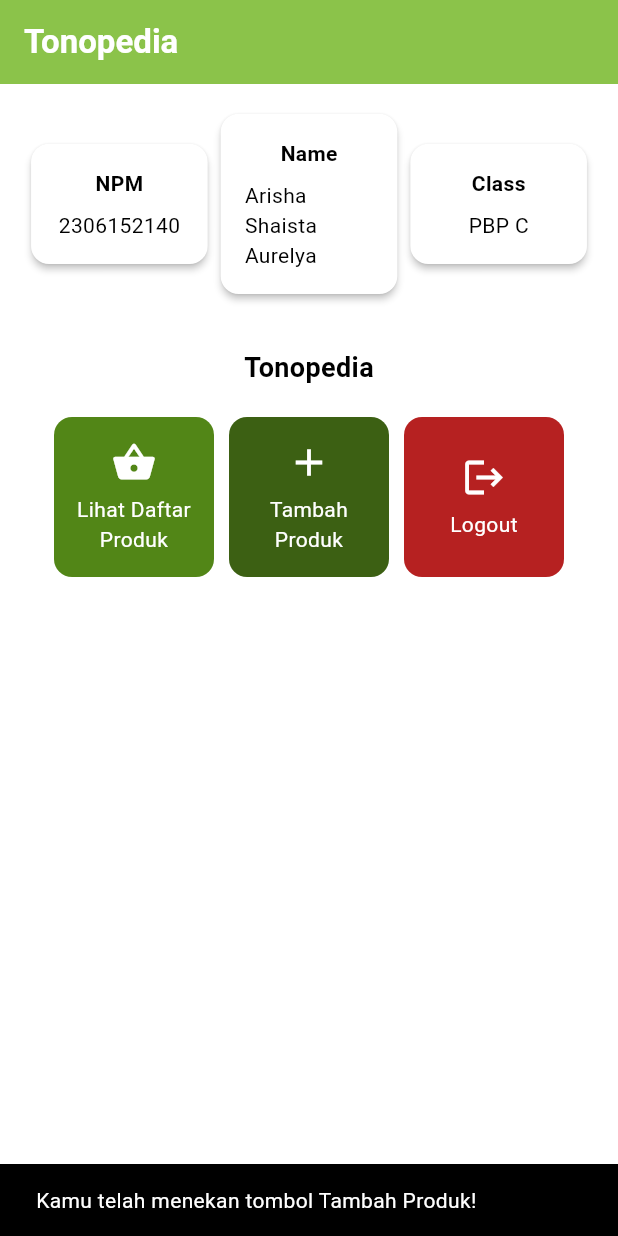
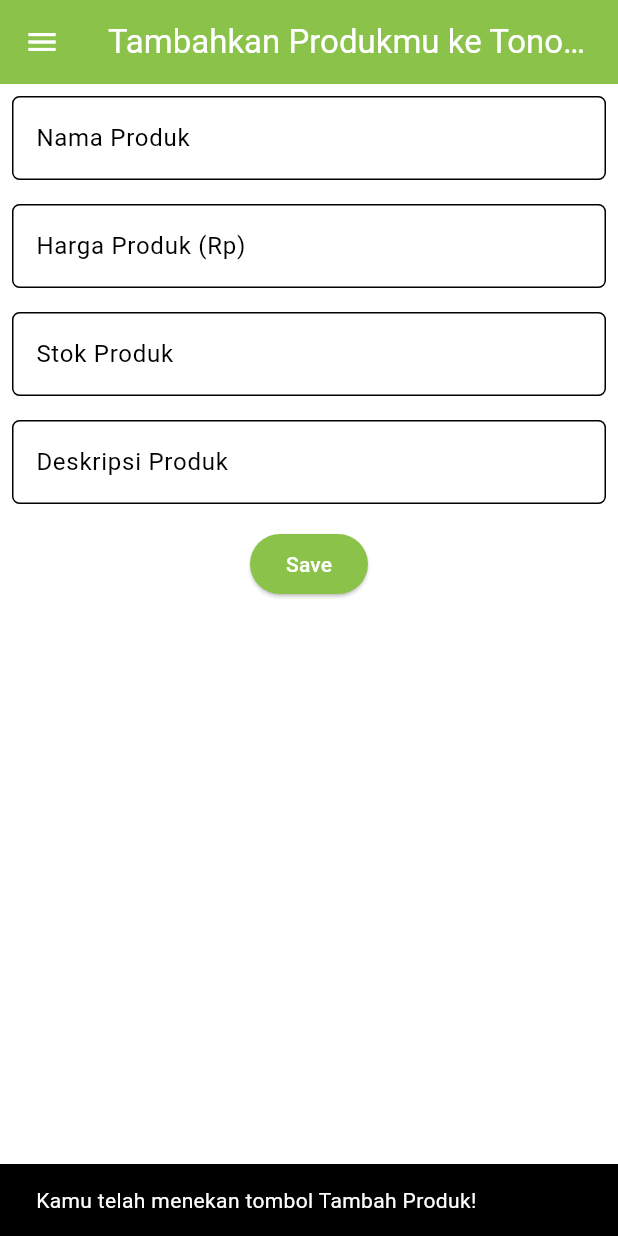
Before and after one commit to arishashaista/tonopedia_mobile, a Flutter app: the screen it shows after launch, after a tap on "Tambah Produk", on a phone screen of 412 x 824 dp. Run offline on Flutter 3.47's test engine with Material 3 defaults, Android fonts, the light colour scheme and no system bars.

Commit message:
Tugas 8 PBP

```diff
--- a/lib/main.dart
+++ b/lib/main.dart
@@ -1,5 +1,5 @@
 import 'package:flutter/material.dart';
-import 'package:tonopedia_mobile/menu.dart';
+import 'package:tonopedia_mobile/screens/menu.dart';
 
 void main() {
   runApp(const MyApp());
--- a/lib/menu.dart
+++ b/lib/screens/menu.dart
@@ -1,4 +1,6 @@
 import 'package:flutter/material.dart';
+import 'package:tonopedia_mobile/widgets/left_drawer.dart';
+import 'package:tonopedia_mobile/widgets/product_card.dart';
 
 class MyHomePage extends StatelessWidget {
   final String npm = '2306152140'; // NPM
@@ -23,7 +25,6 @@
   Widget build(BuildContext context) {
     // Scaffold menyediakan struktur dasar halaman dengan AppBar dan body.
     return Scaffold(
-      // AppBar adalah bagian atas halaman yang menampilkan judul.
       appBar: AppBar(
         title: const Text(
           'Tonopedia',
@@ -32,13 +33,12 @@
             fontWeight: FontWeight.bold,
           ),
         ),
-        // Warna latar belakang AppBar diambil dari skema warna tema aplikasi.
         backgroundColor: Theme.of(context).colorScheme.primary,
+        iconTheme: const IconThemeData(color: Colors.white),
       ),
-      // Body halaman dengan padding di sekelilingnya.
+      drawer: const LeftDrawer(),
       body: Padding(
         padding: const EdgeInsets.all(16.0),
-        // Menyusun widget secara vertikal dalam sebuah kolom.
         child: Column(
           crossAxisAlignment: CrossAxisAlignment.center,
           children: [
@@ -125,63 +125,3 @@
     );
   }
 }
-
-class ItemHomepage {
-  final String name;
-  final IconData icon;
-
-  ItemHomepage(this.name, this.icon);
-}
-
-class ItemCard extends StatelessWidget {
-  // Menampilkan kartu dengan ikon dan nama.
-
-  final ItemHomepage item;
-  final Color color;
-
-  const ItemCard({super.key, required this.item, required this.color});
-
-  @override
-  Widget build(BuildContext context) {
-    return Material(
-      // Menentukan warna latar belakang dari tema aplikasi.
-      color: color,
-      // Membuat sudut kartu melengkung.
-      borderRadius: BorderRadius.circular(12),
-
-      child: InkWell(
-        // Aksi ketika kartu ditekan.
-        onTap: () {
-          // Menampilkan pesan SnackBar saat kartu ditekan.
-          ScaffoldMessenger.of(context)
-            ..hideCurrentSnackBar()
-            ..showSnackBar(SnackBar(
-                content: Text("Kamu telah menekan tombol ${item.name}!")));
-        },
-        // Container untuk menyimpan Icon dan Text
-        child: Container(
-          padding: const EdgeInsets.all(8),
-          child: Center(
-            child: Column(
-              // Menyusun ikon dan teks di tengah kartu.
-              mainAxisAlignment: MainAxisAlignment.center,
-              children: [
-                Icon(
-                  item.icon,
-                  color: Colors.white,
-                  size: 30.0,
-                ),
-                const Padding(padding: EdgeInsets.all(3)),
-                Text(
-                  item.name,
-                  textAlign: TextAlign.center,
-                  style: const TextStyle(color: Colors.white),
-                ),
-              ],
-            ),
-          ),
-        ),
-      ),
-    );
-  }
-}
--- /dev/null
+++ b/lib/screens/productentry_form.dart
@@ -0,0 +1,189 @@
+import 'package:flutter/material.dart';
+import 'package:tonopedia_mobile/widgets/left_drawer.dart';
+
+class ProductEntryFormPage extends StatefulWidget {
+  const ProductEntryFormPage({super.key});
+
+  @override
+  State<ProductEntryFormPage> createState() => _ProductEntryFormPageState();
+}
+
+class _ProductEntryFormPageState extends State<ProductEntryFormPage> {
+  final _formKey = GlobalKey<FormState>();
+  String _name = "";
+  String _description = "";
+  int _amount = 0;
+  int _price = 0;
+
+  @override
+  Widget build(BuildContext context) {
+    return Scaffold(
+        appBar: AppBar(
+          title: const Center(
+            child: Text(
+              'Tambahkan Produkmu ke Tonopedia!',
+            ),
+          ),
+          backgroundColor: Theme.of(context).colorScheme.primary,
+          foregroundColor: Colors.white,
+        ),
+        drawer: const LeftDrawer(),
+        body: Form(
+          key: _formKey,
+          child: SingleChildScrollView(
+            child: Column(
+              crossAxisAlignment: CrossAxisAlignment.start,
+              children: [
+                Padding(
+                  padding: const EdgeInsets.all(8.0),
+                  child: TextFormField(
+                    decoration: InputDecoration(
+                      hintText: "Nama Produk",
+                      labelText: "Nama Produk",
+                      border: OutlineInputBorder(
+                        borderRadius: BorderRadius.circular(5.0),
+                      ),
+                    ),
+                    onChanged: (String? value) {
+                      setState(() {
+                        _name = value!;
+                      });
+                    },
+                    validator: (String? value) {
+                      if (value == null || value.isEmpty) {
+                        return "Nama Produk tidak boleh kosong!";
+                      }
+                      return null;
+                    },
+                  ),
+                ),
+                Padding(
+                  padding: const EdgeInsets.all(8.0),
+                  child: TextFormField(
+                    decoration: InputDecoration(
+                      hintText: "Harga Produk (Rp)",
+                      labelText: "Harga Produk (Rp)",
+                      border: OutlineInputBorder(
+                        borderRadius: BorderRadius.circular(5.0),
+                      ),
+                    ),
+                    onChanged: (String? value) {
+                      setState(() {
+                        _price = int.tryParse(value!) ?? 0;
+                      });
+                    },
+                    validator: (String? value) {
+                      if (value == null || value.isEmpty) {
+                        return "Harga produk tidak boleh kosong!";
+                      }
+                      if (int.tryParse(value) == null) {
+                        return "Harga produk harus berupa angka!";
+                      }
+                      return null;
+                    },
+                  ),
+                ),
+                Padding(
+                  padding: const EdgeInsets.all(8.0),
+                  child: TextFormField(
+                    decoration: InputDecoration(
+                      hintText: "Stok Produk",
+                      labelText: "Stok Produk",
+                      border: OutlineInputBorder(
+                        borderRadius: BorderRadius.circular(5.0),
+                      ),
+                    ),
+                    onChanged: (String? value) {
+                      setState(() {
+                        _amount = int.tryParse(value!) ?? 0;
+                      });
+                    },
+                    validator: (String? value) {
+                      if (value == null || value.isEmpty) {
+                        return "Stok produk tidak boleh kosong!";
+                      }
+                      if (int.tryParse(value) == null) {
+                        return "Stok produk harus berupa angka!";
+                      }
+                      return null;
+                    },
+                  ),
+                ),
+                Padding(
+                  padding: const EdgeInsets.all(8.0),
+                  child: TextFormField(
+                    decoration: InputDecoration(
+                      hintText: "Deskripsi Produk",
+                      labelText: "Deskripsi Produk",
+                      border: OutlineInputBorder(
+                        borderRadius: BorderRadius.circular(5.0),
+                      ),
+                    ),
+                    onChanged: (String? value) {
+                      setState(() {
+                        _description = value!;
+                      });
+                    },
+                    validator: (String? value) {
+                      if (value == null || value.isEmpty) {
+                        return "Deskripsi produk tidak boleh kosong!";
+                      }
+                      return null;
+                    },
+                  ),
+                ),
+                Align(
+                  alignment: Alignment.bottomCenter,
+                  child: Padding(
+                    padding: const EdgeInsets.all(8.0),
+                    child: ElevatedButton(
+                      style: ButtonStyle(
+                        backgroundColor: MaterialStateProperty.all(
+                            Theme.of(context).colorScheme.primary),
+                      ),
+                      onPressed: () {
+                        if (_formKey.currentState!.validate()) {
+                          showDialog(
+                            context: context,
+                            builder: (context) {
+                              return AlertDialog(
+                                title: const Text('Produk berhasil tersimpan'),
+                                content: SingleChildScrollView(
+                                  child: Column(
+                                    crossAxisAlignment:
+                                        CrossAxisAlignment.start,
+                                    children: [
+                                      Text('Nama Produk: $_name'),
+                                      Text('Harga Produk: Rp $_price'),
+                                      Text('Stok Produk: $_amount'),
+                                      Text('Deskripsi Produk: $_description')
+                                    ],
+                                  ),
+                                ),
+                                actions: [
+                                  TextButton(
+                                    child: const Text('OK'),
+                                    onPressed: () {
+                                      Navigator.pop(context);
+                                      _formKey.currentState!.reset();
+                                    },
+                                  ),
+                                ],
+                              );
+                            },
+                          );
+                        }
+                      },
+                      child: const Text(
+                        "Save",
+                        style: TextStyle(color: Colors.white),
+                      ),
+                    ),
+                  ),
+                ),
+              ],
+            ),
+          ),
+        ));
+  }
+}
--- /dev/null
+++ b/lib/widgets/left_drawer.dart
@@ -0,0 +1,68 @@
+import 'package:flutter/material.dart';
+import 'package:tonopedia_mobile/screens/menu.dart';
+import 'package:tonopedia_mobile/screens/productentry_form.dart';
+
+class LeftDrawer extends StatelessWidget {
+  const LeftDrawer({super.key});
+
+  @override
+  Widget build(BuildContext context) {
+    return Drawer(
+      child: ListView(
+        children: [
+          DrawerHeader(
+            decoration: BoxDecoration(
+              color: Theme.of(context).colorScheme.primary,
+            ),
+            child: const Column(
+              children: [
+                Text(
+                  'Tonopedia',
+                  textAlign: TextAlign.center,
+                  style: TextStyle(
+                    fontSize: 24,
+                    fontWeight: FontWeight.bold,
+                    color: Colors.white,
+                  ),
+                ),
+                Padding(padding: EdgeInsets.all(8)),
+                Text(
+                  "Tonopedia? Klik klik beres!",
+                  textAlign: TextAlign.center,
+                  style: TextStyle(
+                    fontSize: 15,
+                    color: Colors.white,
+                    fontWeight: FontWeight.normal,
+                  ),
+                ),
+              ],
+            ),
+          ),
+          ListTile(
+            leading: const Icon(Icons.home_outlined),
+            title: const Text('Halaman Utama'),
+            onTap: () {
+              Navigator.pushReplacement(
+                  context,
+                  MaterialPageRoute(
+                    builder: (context) => MyHomePage(),
+                  ));
+            },
+          ),
+          ListTile(
+            leading: const Icon(Icons.shopping_basket),
+            title: const Text('Tambah Produk'),
+            onTap: () {
+              Navigator.pushReplacement(
+                context,
+                MaterialPageRoute(
+                  builder: (context) => const ProductEntryFormPage(),
+                ),
+              );
+            },
+          ),
+        ],
+      ),
+    );
+  }
+}
--- /dev/null
+++ b/lib/widgets/product_card.dart
@@ -0,0 +1,71 @@
+import 'package:flutter/material.dart';
+import 'package:tonopedia_mobile/screens/productentry_form.dart';
+
+class ItemHomepage {
+  final String name;
+  final IconData icon;
+
+  ItemHomepage(this.name, this.icon);
+}
+
+class ItemCard extends StatelessWidget {
+  // Menampilkan kartu dengan ikon dan nama.
+
+  final ItemHomepage item;
+  final Color color;
+
+  const ItemCard({super.key, required this.item, required this.color});
+
+  @override
+  Widget build(BuildContext context) {
+    return Material(
+      // Menentukan warna latar belakang dari tema aplikasi.
+      color: color,
+      // Membuat sudut kartu melengkung.
+      borderRadius: BorderRadius.circular(12),
+
+      child: InkWell(
+        // Aksi ketika kartu ditekan.
+        onTap: () {
+          // Menampilkan pesan SnackBar saat kartu ditekan.
+          ScaffoldMessenger.of(context)
+            ..hideCurrentSnackBar()
+            ..showSnackBar(SnackBar(
+                content: Text("Kamu telah menekan tombol ${item.name}!")));
+
+          if (item.name == "Tambah Produk") {
+            Navigator.push(
+              context,
+              MaterialPageRoute(
+                builder: (context) => const ProductEntryFormPage(),
+              ),
+            );
+          }
+        },
+        // Container untuk menyimpan Icon dan Text
+        child: Container(
+          padding: const EdgeInsets.all(8),
+          child: Center(
+            child: Column(
+              // Menyusun ikon dan teks di tengah kartu.
+              mainAxisAlignment: MainAxisAlignment.center,
+              children: [
+                Icon(
+                  item.icon,
+                  color: Colors.white,
+                  size: 30.0,
+                ),
+                const Padding(padding: EdgeInsets.all(3)),
+                Text(
+                  item.name,
+                  textAlign: TextAlign.center,
+                  style: const TextStyle(color: Colors.white),
+                ),
+              ],
+            ),
+          ),
+        ),
+      ),
+    );
+  }
+}
```
Also changed, not shown: 1 other file.
